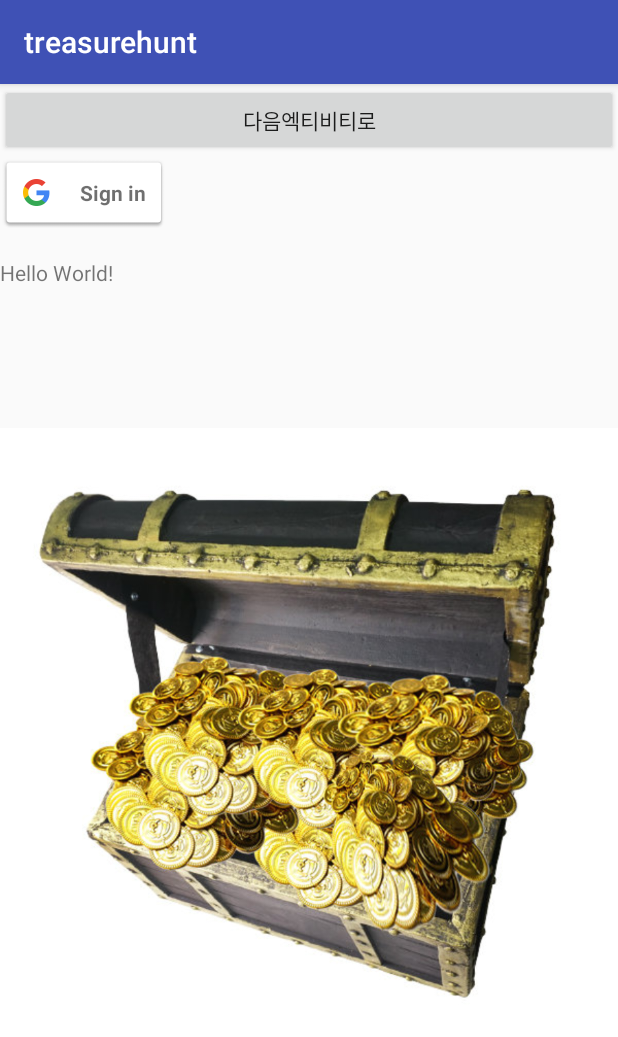
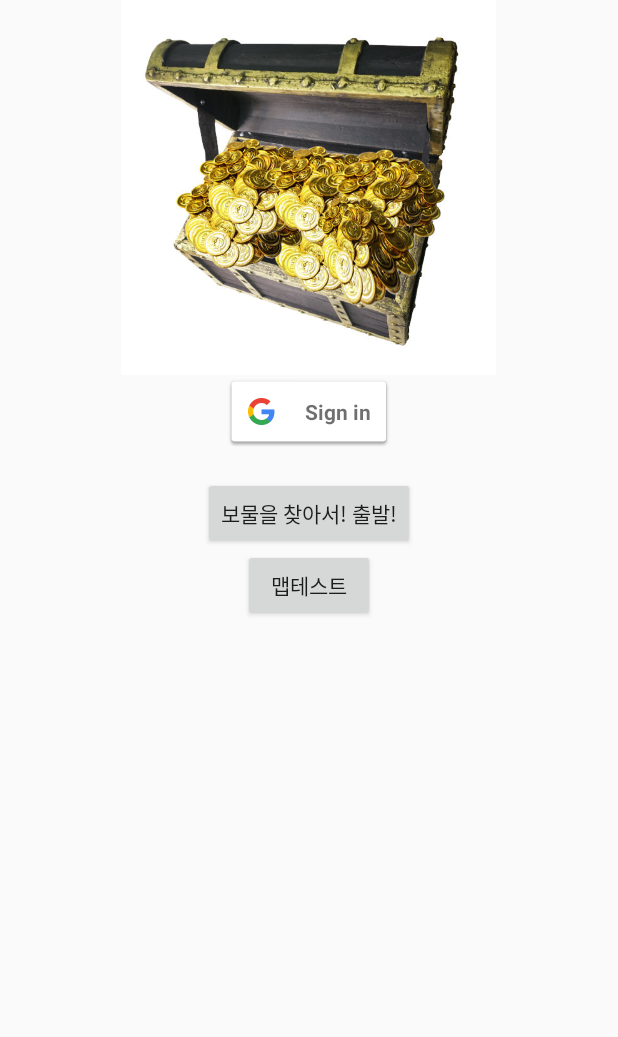
Before and after one commit to Gimsoogeun/treasurehunt, an Android app: the screen it shows after launch (loginActivity), on a phone screen of 412 x 824 dp. Shown: the top 1037 px of the screen. Run offline under Robolectric (Android 15) with nearby library versions, the phone set to English and light mode, and no system bars; our stand-ins replace Firebase (no records; nobody signed in at launch, a user with empty details on screens opened directly), Picasso.

Commit message:
지도 추가

```diff
--- a/app/build.gradle
+++ b/app/build.gradle
@@ -24,6 +24,7 @@ dependencies {
     implementation 'com.android.support.constraint:constraint-layout:1.0.2'
     implementation 'com.google.firebase:firebase-database:11.6.0'
     implementation 'com.android.support:design:26.1.0'
+    implementation 'com.google.android.gms:play-services-maps:11.6.0'
     testImplementation 'junit:junit:4.12'
     androidTestImplementation 'com.android.support.test:runner:1.0.1'
     androidTestImplementation 'com.android.support.test.espresso:espresso-core:3.0.1'
--- a/app/src/main/java/com/project/six/treasurehunt/loginActivity.java
+++ b/app/src/main/java/com/project/six/treasurehunt/loginActivity.java
@@ -56,28 +56,28 @@ public class loginActivity extends AppCompatActivity implements  GoogleApiClient
     //Sign in button
     SignInButton signInButton; //로그인 버튼
     Button signOutButton;  //로그아웃 버튼
-    TextView mTxtProfileInfo;     //사용자 정보표시
+    TextView mTxtProfileInfo;//사용자 정보표시
+    TextView mTxtProfileEmail;//사용자 이메일
     private ImageView mImgProfile; //사용자 프로필이미지
 
     private String userName; //사용자 이름
+    private String userEmail; //사용자 이메일
 
-    TextView statusTextView;
+
 
     private static final int RC_SIGN_IN=9001;
 
-    TextView textView;
     @Override
     protected void onCreate(Bundle savedInstanceState) {
         super.onCreate(savedInstanceState);
         setContentView(R.layout.loginactivity);
-
         //초기화함
         initViews();
         initFirebaseDatabase();
         initFirebaseAuth();
 
         Toast.makeText(this, "commit test", Toast.LENGTH_SHORT).show();
-        textView=(TextView) findViewById(R.id.textview);
+
     }
 
     //뷰를 초기화함
@@ -89,7 +89,7 @@ public class loginActivity extends AppCompatActivity implements  GoogleApiClient
 
         mTxtProfileInfo=(TextView) findViewById(R.id.txt_profile_info);
         mImgProfile=(ImageView)findViewById(R.id.img_profile);
-
+        mTxtProfileEmail=(TextView) findViewById(R.id.txt_profile_email);
     }
     //firebase databse 를 초기화함
     private void initFirebaseDatabase(){
@@ -133,6 +133,7 @@ public class loginActivity extends AppCompatActivity implements  GoogleApiClient
             signOutButton.setVisibility(View.GONE);
             mTxtProfileInfo.setVisibility(View.GONE);
             mImgProfile.setVisibility(View.GONE);
+            mTxtProfileEmail.setVisibility(View.GONE);
             //추가로 로그인 안됬을시 변경할것들 추가
         }else{
             //로그인이 되어있다!!!
@@ -140,9 +141,13 @@ public class loginActivity extends AppCompatActivity implements  GoogleApiClient
             signOutButton.setVisibility(View.VISIBLE);
             mTxtProfileInfo.setVisibility(View.VISIBLE);
             mImgProfile.setVisibility(View.VISIBLE);
+            mTxtProfileEmail.setVisibility(View.VISIBLE);
 
             userName=user.getDisplayName();
             mTxtProfileInfo.setText(userName);
+            userEmail=user.getEmail();
+            mTxtProfileEmail.setText(userEmail);
+
             Picasso.with(this).load(user.getPhotoUrl()).into(mImgProfile);
         }
     }
@@ -225,6 +230,7 @@ public class loginActivity extends AppCompatActivity implements  GoogleApiClient
                                 writeNewUser(user.getUid(),user.getDisplayName(),user.getEmail());
                                 Toast.makeText(loginActivity.this, user.getDisplayName()+"님 환영합니다.",
                                         Toast.LENGTH_SHORT).show();
+                                NextActivity(null);
                             }
                         }
                     });
@@ -234,7 +240,7 @@ public class loginActivity extends AppCompatActivity implements  GoogleApiClient
 
     }
 
-    public void testNextActivity(View view){
+    public void NextActivity(View view){
         Intent intent=new Intent(this, main.class);
         startActivity(intent);
     }
@@ -245,4 +251,8 @@ public class loginActivity extends AppCompatActivity implements  GoogleApiClient
         mDatabaseReference.child("users").child(userId).child("email").setValue(email);
 
     }
+    public void gomap(View view){
+        Intent intent=new Intent(this, MapsActivity.class);
+        startActivity(intent);
+    }
 }
--- a/app/src/main/java/com/project/six/treasurehunt/main.java
+++ b/app/src/main/java/com/project/six/treasurehunt/main.java
@@ -25,7 +25,6 @@ public class main extends AppCompatActivity {
     protected void onCreate(Bundle savedInstanceState) {
         super.onCreate(savedInstanceState);
         setContentView(R.layout.activity_main);
-        setTheme(android.R.style.Theme_NoTitleBar);
 
        // mEditText=(EditText)findViewById(R.id.testInput);
         initFirebaseDatabase();
@@ -70,6 +69,10 @@ public class main extends AppCompatActivity {
         */
         Intent intent=new Intent(this, postsActivity.class);
         startActivity(intent);
+
     }
 
+    public void currentInfo(View view){
+
+    }
 }
--- a/app/src/main/res/layout/loginactivity.xml
+++ b/app/src/main/res/layout/loginactivity.xml
@@ -7,13 +7,15 @@
     tools:context="com.project.six.treasurehunt.loginActivity"
     android:orientation="vertical">
 
-    <Button
-        android:id="@+id/button3"
-        android:layout_width="match_parent"
-        android:layout_height="wrap_content"
-        android:text="다음엑티비티로"
-        android:onClick="testNextActivity"/>
+    <ImageView
+        android:layout_gravity="center"
+        android:id="@+id/imageView"
+        android:layout_width="250sp"
+        android:layout_height="250sp"
+        app:srcCompat="@drawable/treasurebox" />
+
     <com.google.android.gms.common.SignInButton
+        android:layout_gravity="center"
         android:id="@+id/sign_in_button"
         android:layout_width="wrap_content"
         android:layout_height="wrap_content"
@@ -24,21 +26,44 @@
         android:layout_width="wrap_content"
         android:layout_height="wrap_content" />
 
-    <TextView
-        android:id="@+id/textview"
+    <Button
+        android:id="@+id/button3"
+        android:layout_gravity="center"
+
         android:layout_width="wrap_content"
         android:layout_height="wrap_content"
-        android:text="Hello World!"
-        app:layout_constraintBottom_toBottomOf="parent"
-        app:layout_constraintLeft_toLeftOf="parent"
-        app:layout_constraintRight_toRightOf="parent"
-        app:layout_constraintTop_toTopOf="parent" />
+        android:onClick="NextActivity"
+        android:text="보물을 찾아서! 출발!" />
+
+    <Button
+        android:id="@+id/maptest"
+        android:layout_gravity="center"
+
+        android:layout_width="wrap_content"
+        android:layout_height="wrap_content"
+        android:onClick="gomap"
+        android:text="맵테스트" />
+
+    <LinearLayout
+
+        android:layout_width="match_parent"
+        android:layout_height="wrap_content"
+        android:gravity="center_vertical|center"
+        android:orientation="horizontal">
+
+        <ImageView
+
+            android:id="@+id/img_profile"
+            android:padding="10sp"
+            android:layout_width="75sp"
+            android:layout_height="75sp"
+            android:layout_gravity="center"
+             />
 
         <LinearLayout
             android:layout_width="wrap_content"
             android:layout_height="wrap_content"
             android:orientation="vertical">
-
 
             <TextView
                 android:id="@+id/txt_profile_info"
@@ -50,23 +75,30 @@
                 android:textColor="@android:color/black"
                 android:textStyle="bold"
                 android:visibility="gone" />
-        <ImageView
-            android:id="@+id/img_profile"
-            android:layout_width="wrap_content"
-            android:layout_height="wrap_content" />
+
+            <TextView
+                android:id="@+id/txt_profile_email"
+                android:layout_width="match_parent"
+                android:layout_height="match_parent"
+                android:layout_marginLeft="5dp"
+                android:layout_weight="1"
+                android:gravity="center_vertical"
+                android:textColor="@android:color/black"
+                android:textStyle="bold"
+                android:visibility="gone" />
+
+        </LinearLayout>
+
         <Button
             android:id="@+id/sign_out_button"
             android:layout_width="wrap_content"
             android:layout_height="wrap_content"
-            android:layout_weight="1"
-            android:text="Sign out"
+            android:layout_gravity="center"
+            android:textSize="15sp"
+            android:padding="10sp"
+            android:text="로그 아웃"
             android:visibility="gone" />
+
     </LinearLayout>
 
-    <ImageView
-        android:id="@+id/imageView"
-        android:layout_width="match_parent"
-        android:layout_height="wrap_content"
-        app:srcCompat="@drawable/treasurebox" />
-
 </LinearLayout>
--- a/app/src/main/res/values/strings.xml
+++ b/app/src/main/res/values/strings.xml
@@ -4,4 +4,5 @@
     <string name="title_home">Home</string>
     <string name="title_dashboard">Dashboard</string>
     <string name="title_notifications">Notifications</string>
+    <string name="title_activity_maps">Map</string>
 </resources>
--- a/app/src/main/res/values/styles.xml
+++ b/app/src/main/res/values/styles.xml
@@ -2,6 +2,7 @@
 
     <!-- Base application theme. -->
     <style name="AppTheme" parent="Theme.AppCompat.Light.DarkActionBar">
+        <item name="windowNoTitle">true</item>
         <!-- Customize your theme here. -->
         <item name="colorPrimary">@color/colorPrimary</item>
         <item name="colorPrimaryDark">@color/colorPrimaryDark</item>
```
Also changed, not shown: app/src/debug/res/values/google_maps_api.xml (added, +26 -0 lines), app/src/main/AndroidManifest.xml (+24 -1 lines), app/src/main/java/com/project/six/treasurehunt/MapsActivity.java (added, +46 -0 lines), app/src/main/java/com/project/six/treasurehunt/postsActivity.java (+7 -1 lines), app/src/main/java/com/project/six/treasurehunt/readPost.java (+68 -10 lines), app/src/main/java/com/project/six/treasurehunt/rewritePost.java (+33 -10 lines), app/src/main/java/com/project/six/treasurehunt/writePost.java (+39 -15 lines), app/src/main/res/layout/activity_main.xml (+12 -3 lines), app/src/main/res/layout/activity_maps.xml (added, +8 -0 lines), app/src/main/res/layout/activity_posts.xml (+5 -4 lines), app/src/main/res/layout/activity_read_post.xml (+12 -10 lines), app/src/main/res/layout/activity_rewrite_post.xml (+5 -4 lines), app/src/main/res/layout/activity_write_post.xml (+5 -4 lines), 1 other file. Lines whose indentation alone changed are shown as unchanged.
